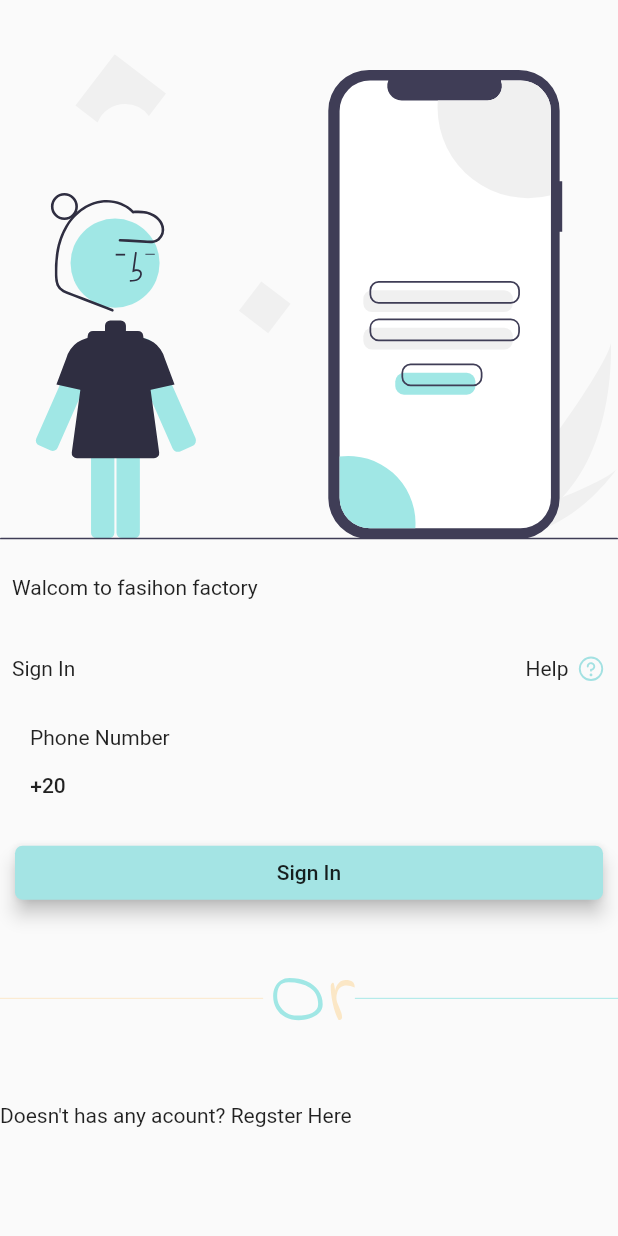
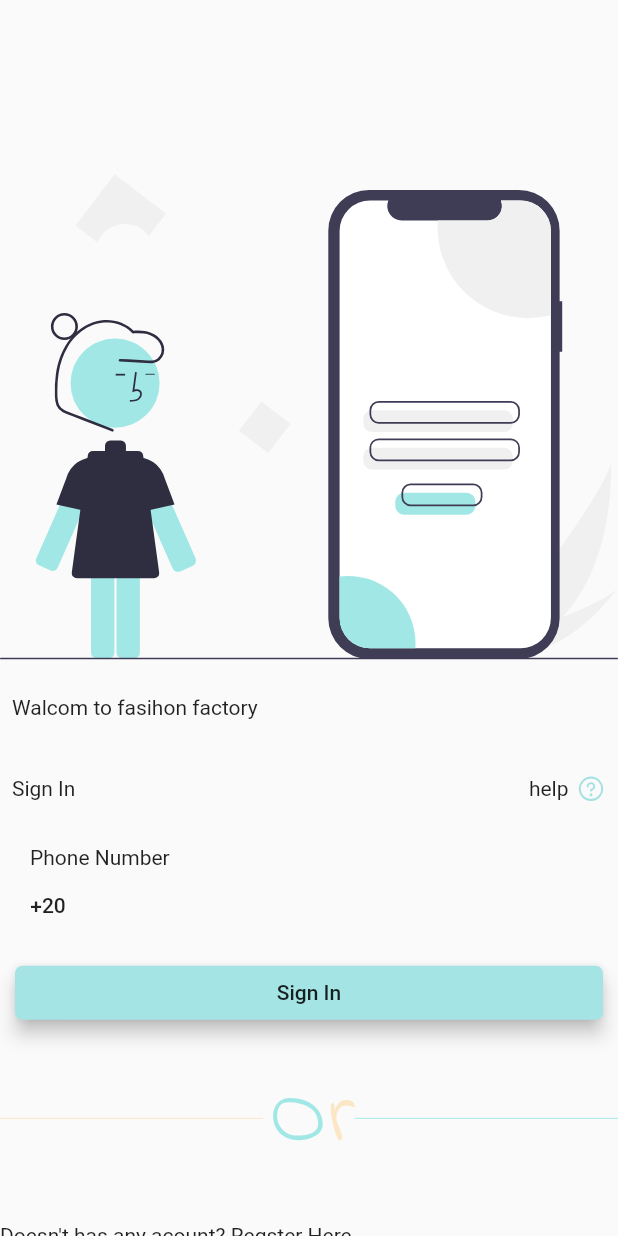
Before and after one commit to aboudmahmoud/-Interns-Task-FlutterPages, a Flutter app: the screen it shows after launch, after a tap on "GetStarted", on a phone screen of 412 x 824 dp. Run offline on Flutter 3.47's test engine with Material 2 defaults, Android fonts, the phone set to English and light mode, and no system bars; drawn by our look-alikes of country_code_picker; our stand-ins replace flutter_svg.

Commit message:
I fix Ui litte bit and Collat all links and text and message in one file and more

```diff
--- a/lib/CompantsTouse/Compants.dart
+++ b/lib/CompantsTouse/Compants.dart
@@ -1,4 +1,3 @@
-
 import 'package:country_code_picker/country_code_picker.dart';
 import 'package:flutter/material.dart';
 import 'package:flutter_svg/svg.dart';
@@ -8,97 +7,105 @@ import '../Consatns/constans.dart';
 Expanded SkipButton() {
   return Expanded(
       child: Align(
-        alignment: Alignment.topRight,
-        child: Padding(
-            padding:  EdgeInsets.symmetric(vertical:50.0,horizontal: 10.0),
-            child:MaterialButton(onPressed: (){},
-              elevation:20.8 ,
-              shape:RoundedRectangleBorder(
-                  borderRadius: BorderRadius.circular(20)) ,
-              color: Modlitting,
-              child:   Text('Skip',),
-            )),
-      )
-  );
+    alignment: Alignment.topRight,
+    child: Padding(
+        padding: EdgeInsets.symmetric(vertical: 50.0, horizontal: 10.0),
+        child: MaterialButton(
+          onPressed: () {},
+          elevation: 20.8,
+          shape:
+              RoundedRectangleBorder(borderRadius: BorderRadius.circular(20)),
+          color: Modlitting,
+          child: Text(
+            SKipMassge,
+          ),
+        )),
+  ));
 }
-
 
 Row helQusteionComppants() {
   return Row(
     children: [
-      Text("Help"),
-      SizedBox(width: 5,),
-      SvgPicture.asset("Images/quste.svg",width: 20,height: 20,)
+      Text(Help),
+      SizedBox(
+        width: 5,
+      ),
+      SvgPicture.asset(
+        Quates,
+        width: 20,
+        height: 20,
+      )
     ],
   );
 }
 
 Row HadderPageComappants(String TextToShow) {
   return Row(
-    mainAxisAlignment:MainAxisAlignment.spaceBetween,
-
+    mainAxisAlignment: MainAxisAlignment.spaceBetween,
     children: [
       Text(TextToShow),
       helQusteionComppants(),
-    ],);
-}
-
-Row ActionTextScreenCommponets() {
-  return Row(
-      children:[
-        Text("Doesn't has any acount? "),
-        Text("Regster Here ")
-      ]
-
+    ],
   );
 }
 
-Padding ButtonHandMade(BuildContext context,String TextHere,WidgetBuilder builderert) {
+Row ActionTextScreenCommponets(String mes1, String ms2) {
+  return Row(children: [Text(mes1), Text(ms2)]);
+}
+
+Padding ButtonHandMade(
+    BuildContext context, String TextHere, WidgetBuilder builderert) {
   return Padding(
     padding: const EdgeInsets.all(10.0),
-    child: MaterialButton(minWidth: double.infinity,onPressed: (){  Navigator.of(context).push(
-        MaterialPageRoute(builder:builderert )
-    );},
-      elevation:5.1 ,
-      shape:RoundedRectangleBorder(
-          borderRadius: BorderRadius.circular(5)) ,
+    child: MaterialButton(
+      minWidth: double.infinity,
+      onPressed: () {
+        Navigator.of(context).push(MaterialPageRoute(builder: builderert));
+      },
+      elevation: 5.1,
+      shape: RoundedRectangleBorder(borderRadius: BorderRadius.circular(5)),
       color: LightBl,
-      child:   Text(TextHere,),
+      child: Text(
+        TextHere,
+      ),
     ),
   );
 }
 
-
-Padding HandMadeTextFeild( String HintMessage) {
+Padding HandMadeTextFeild(String HintMessage, bool isPass) {
   return Padding(
-    padding: const EdgeInsets.all(20.0),
+    padding: const EdgeInsets.all(10.0),
     child: TextFormField(
-
+      obscureText: isPass,
       cursorColor: Colors.black,
-      style: TextStyle(
-          color: Colors.black
-      ),
+      style: TextStyle(color: Colors.black),
       decoration: InputDecoration(
         hintText: HintMessage,
         filled: true,
         fillColor: Colors.white,
         border: OutlineInputBorder(
             borderSide: BorderSide.none,
-            borderRadius: BorderRadius.circular(10)
-        ),
+            borderRadius: BorderRadius.circular(10)),
       ),
     ),
   );
 }
 
-
 Column PhoneNumber() {
   return Column(
     children: [
-      Row(children: [SizedBox(width: 20,),Text("Phone Number"),],),
-      Align(alignment: Alignment.centerLeft,
+      Row(
+        children: [
+          SizedBox(
+            width: 20,
+          ),
+          Text(PNumber)
+        ],
+      ),
+      Align(
+        alignment: Alignment.centerLeft,
         child: CountryCodePicker(
-          showFlag:false,
+          showFlag: false,
           onChanged: print,
           // Initial selection and favorite can be one of code ('IT') OR dial_code('+39')
           initialSelection: 'EG',
@@ -115,12 +122,38 @@ Column PhoneNumber() {
   );
 }
 
-
-Column TextAndForme(String ForText,String Hint,{bool itspass=false}) {
+Column TextAndForme(String ForText, String Hint, {bool itspass = false}) {
   return Column(
-    children: [  Text(ForText),
-
-      HandMadeTextFeild( Hint),
+    children: [
+      Row(children: [
+        SizedBox(
+          width: 20,
+        ),
+        Text(ForText),
+      ]),
+      Align(
+          alignment: Alignment.centerLeft,
+          child: HandMadeTextFeild(Hint, itspass)),
     ],
   );
 }
+
+Container bottomMessage(String ms1, String ms2) {
+  return Container(
+      transform: Matrix4.translationValues(0.0, -20.0, 0.0),
+      child: Column(
+        children: [
+          SvgPicture.asset(
+            ourMassge,
+          ),
+          ActionTextScreenCommponets(ms1, ms2)
+        ],
+      ));
+}
+
+Padding WalcomMSS() {
+  return Padding(
+    padding: const EdgeInsets.all(8.0),
+    child: Align(alignment: Alignment.topLeft, child: Text(WalcomeMessage)),
+  );
+}
--- a/lib/main.dart
+++ b/lib/main.dart
@@ -37,12 +37,12 @@ class _MyAppState extends State<MyApp> {
           //its Class not Comppant like SkipButton
           // Why ? mmm I thought it will be batter if use class in case we want change type of widget like if its stales or other
           ComarialSlider(),
-        ButtonHandMade(context,"GetStarted",(v){
+        ButtonHandMade(context,getStatred,(v){
           return Login();
         }),
           Padding(
             padding: const EdgeInsets.all(8.0),
-            child: ActionTextScreenCommponets(),
+            child: ActionTextScreenCommponets(Donthave, Rgsterhere),
           )
 
         ],
--- a/lib/pages/ComarralScreen.dart
+++ b/lib/pages/ComarralScreen.dart
@@ -1,5 +1,6 @@
 import 'package:flutter/material.dart';
 import 'package:flutter_svg/flutter_svg.dart';
+import 'package:assigmantone/Consatns/constans.dart';
 
 class ComarialSlider extends StatelessWidget {
   const ComarialSlider({
@@ -9,29 +10,38 @@ class ComarialSlider extends StatelessWidget {
   @override
   Widget build(BuildContext context) {
     return Column(
-
-      children:[
-        SvgPicture.asset("Images/7Krave.svg",width: 200,),
-        SvgPicture.asset("Images/DilveryImage.svg",width: 800,),
-        Container(transform: Matrix4.translationValues(0.0, -80.0, 0.0),child:Column(
-          children: [
-            Text('get food delivery to  your Dream'),
-            Text('Get your Dream Ready'),
-          ],
-        ) ),
-
-
+      children: [
+        SvgPicture.asset(
+          Karave,
+          width: 200,
+        ),
+        SvgPicture.asset(
+          DilveryImag,
+          width: 800,
+        ),
+        Container(
+            transform: Matrix4.translationValues(0.0, -80.0, 0.0),
+            child: Column(
+              children: [
+                Text(ComarialMassge),
+                Text(getURDreamReady),
+              ],
+            )),
         Row(
           mainAxisAlignment: MainAxisAlignment.center,
-
           children: [
-            SvgPicture.asset("Images/Ellipse 2.svg",width: 10,height: 10),
-            SizedBox(width: 20,),
-            SvgPicture.asset("Images/Ellipse 1.svg",width: 10,height: 10,),
+            SvgPicture.asset(Ecilpes2, width: 10, height: 10),
+            SizedBox(
+              width: 20,
+            ),
+            SvgPicture.asset(
+              Ecilpes1,
+              width: 10,
+              height: 10,
+            ),
           ],
         ),
       ],
-
     );
   }
 }
--- a/lib/pages/SignScreen.dart
+++ b/lib/pages/SignScreen.dart
@@ -1,53 +1,51 @@
+import 'package:assigmantone/Consatns/constans.dart';
 import 'package:assigmantone/pages/RegterScreen.dart';
 import 'package:flutter/material.dart';
 import 'package:flutter_svg/svg.dart';
 import 'package:country_code_picker/country_code_picker.dart';
 
 import '../CompantsTouse/Compants.dart';
+
 class Login extends StatelessWidget {
   const Login({Key? key}) : super(key: key);
 
   @override
   Widget build(BuildContext context) {
+    double ScrrenHeight = MediaQuery.of(context).size.height;
 
     return Scaffold(
-
       body: SingleChildScrollView(
         child: Column(
           children: [
-            Container(transform: Matrix4.translationValues(0.0, -80.0, 0.0)
-                ,child: SvgPicture.asset("Images/logsign.svg",)),
-            Container(transform: Matrix4.translationValues(0.0, -180.0, 0.0),
+            SvgPicture.asset(
+              logsignSvg,
+            ),
+            Container(
+              transform: Matrix4.translationValues(0.0, -100.0, 0),
+              height: ScrrenHeight - 300,
               child: Column(
                 children: [
                   Padding(
                     padding: const EdgeInsets.all(8.0),
                     child: Align(
-              alignment: Alignment.topLeft,
-                        child: Text('Walcom to fasihon factory')),
+                        alignment: Alignment.topLeft,
+                        child: Text(WalcomeMessage)),
                   ),
-                  SizedBox(height: 20,),
+                  SizedBox(
+                    height: 20,
+                  ),
                   Padding(
                     padding: const EdgeInsets.all(8.0),
-                    child: HadderPageComappants("Sign In"),
+                    child: HadderPageComappants(SignInMasgee),
                   ),
-                  SizedBox(height: 20,),
-
-
+                  SizedBox(
+                    height: 20,
+                  ),
                   PhoneNumber(),
-
-
-              ButtonHandMade(context,"Sign In",(v){
-                return Regster();
-              }),
-                  Container(transform: Matrix4.translationValues(0.0, -20.0, 0.0),child: Column(
-                    children: [
-                      SvgPicture.asset("Images/OrMessage.svg",),
-                      ActionTextScreenCommponets()
-                    ],
-                  ) ),
-
-
+                  ButtonHandMade(context, SignInMasgee, (v) {
+                    return Regster();
+                  }),
+                  bottomMessage(Donthave, Rgsterhere),
                 ],
               ),
             )
@@ -56,9 +54,4 @@ class Login extends StatelessWidget {
       ),
     );
   }
-
-
-
-
-
 }
```
Also changed, not shown: lib/Consatns/constans.dart (+31 -0 lines), lib/pages/RegterScreen.dart (+26 -13 lines).
